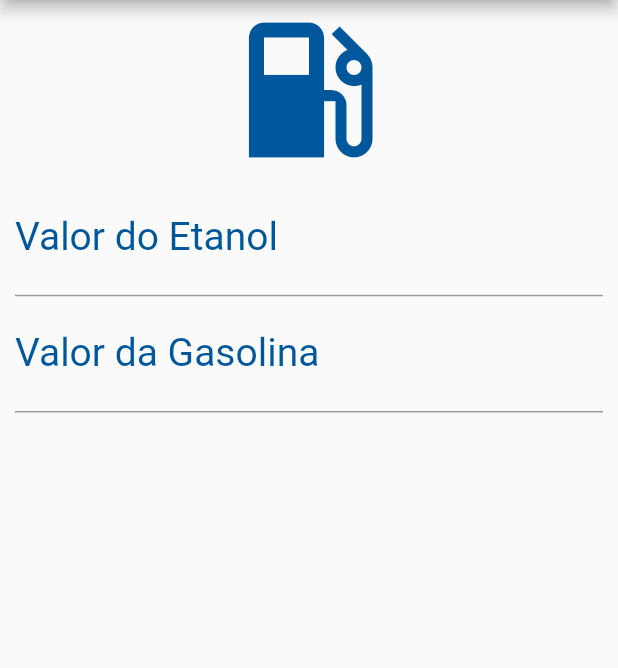
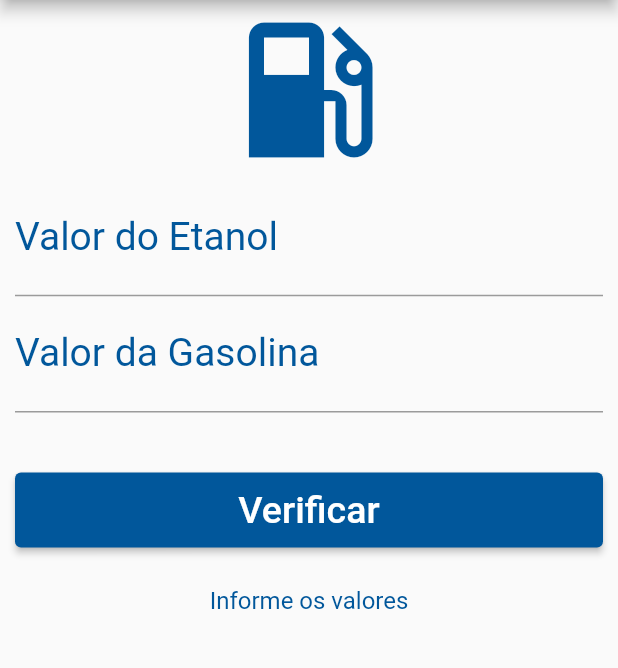
Before and after one commit to GleidsonSCosta/app-etanol-gasolina-flutter, a Flutter app: the screen it shows after launch, after a tap on the "refresh" icon, on a phone screen of 412 x 824 dp, the part 84-752 px from its top. Run offline on Flutter 3.47's test engine with Material 2 defaults, Android fonts, the phone set to English and light mode, and no system bars.

Commit message:
Adicionar botão e calcular valores

```diff
--- a/lib/main.dart
+++ b/lib/main.dart
@@ -15,6 +15,32 @@ class Home extends StatefulWidget {
 }
 
 class _HomeState extends State<Home> {
+  TextEditingController etanolController = TextEditingController();
+  TextEditingController gasolinaController = TextEditingController();
+  String _resultado = "Informe os Valores";
+
+  void _calculaCombustivelIdeal() {
+    double vEtanol = double.parse(etanolController.text.replaceAll(",", "."));
+
+    double vGasolina =
+        double.parse(gasolinaController.text.replaceAll(",", "."));
+
+    double proporcao = vEtanol / vGasolina;
+
+    setState(() {
+      _resultado =
+          (proporcao < 0.7) ? "Abasteça com Etanol" : "Abasteça com Gasolina";
+    });
+  }
+
+  void _reset() {
+    etanolController.text = "";
+    gasolinaController.text = "";
+    setState(() {
+      _resultado = "Informe os valores";
+    });
+  }
+
   @override
   Widget build(BuildContext context) {
     return Scaffold(
@@ -23,7 +49,11 @@ class _HomeState extends State<Home> {
         backgroundColor: Colors.lightBlue[900],
         centerTitle: true,
         actions: <Widget>[
-          IconButton(onPressed: () {}, icon: const Icon(Icons.refresh))
+          IconButton(
+              onPressed: () {
+                _reset();
+              },
+              icon: const Icon(Icons.refresh))
         ],
       ),
       body: SingleChildScrollView(
@@ -38,6 +68,7 @@ class _HomeState extends State<Home> {
                 color: Colors.lightBlue[900],
               ),
               TextFormField(
+                controller: etanolController,
                 textAlign: TextAlign.center,
                 keyboardType:
                     const TextInputType.numberWithOptions(decimal: true),
@@ -47,6 +78,7 @@ class _HomeState extends State<Home> {
                 style: TextStyle(fontSize: 26, color: Colors.lightBlue[900]),
               ),
               TextFormField(
+                controller: gasolinaController,
                 textAlign: TextAlign.center,
                 keyboardType:
                     const TextInputType.numberWithOptions(decimal: true),
@@ -55,6 +87,28 @@ class _HomeState extends State<Home> {
                     labelStyle: TextStyle(color: Colors.lightBlue[900])),
                 style: TextStyle(fontSize: 26, color: Colors.lightBlue[900]),
               ),
+              const SizedBox(height: 20),
+              Padding(
+                  padding: const EdgeInsets.only(top: 20, bottom: 26),
+                  child: SizedBox(
+                    height: 50,
+                    child: ElevatedButton(
+                      style: ElevatedButton.styleFrom(
+                          backgroundColor: Colors.lightBlue[900]),
+                      child: const Text(
+                        "Verificar",
+                        style: TextStyle(color: Colors.white, fontSize: 25),
+                      ),
+                      onPressed: () {
+                        _calculaCombustivelIdeal();
+                      },
+                    ),
+                  )),
+              Text(
+                _resultado,
+                textAlign: TextAlign.center,
+                style: TextStyle(color: Colors.lightBlue[900], fontSize: 16),
+              )
             ],
           ),
         ),
```
